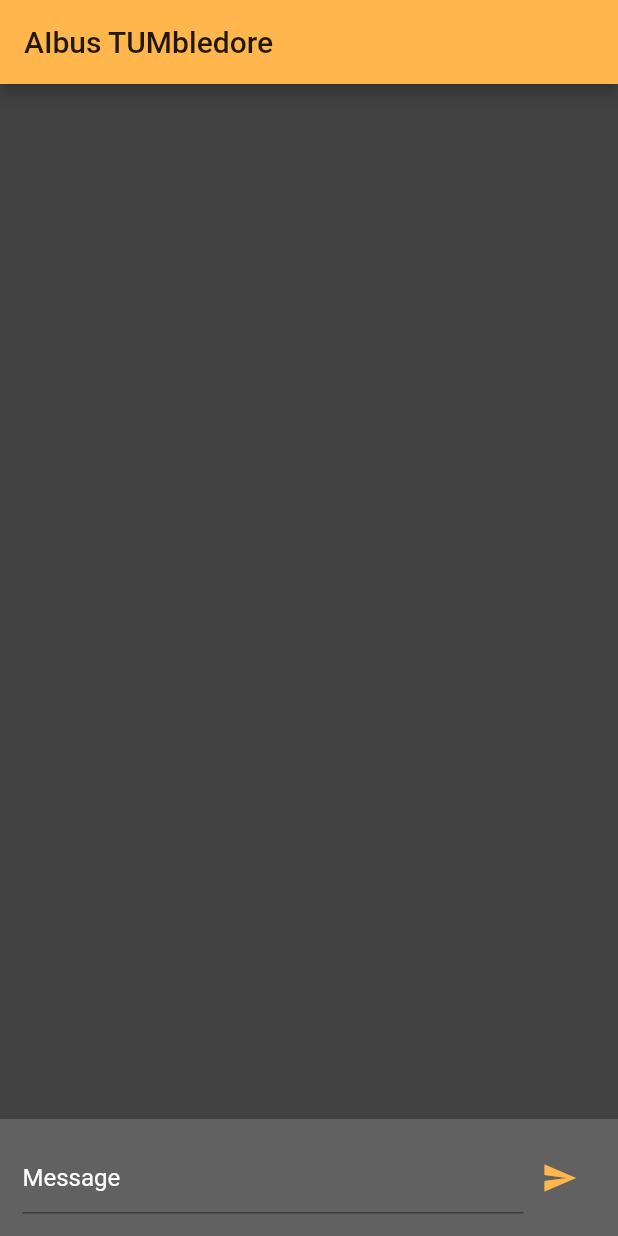
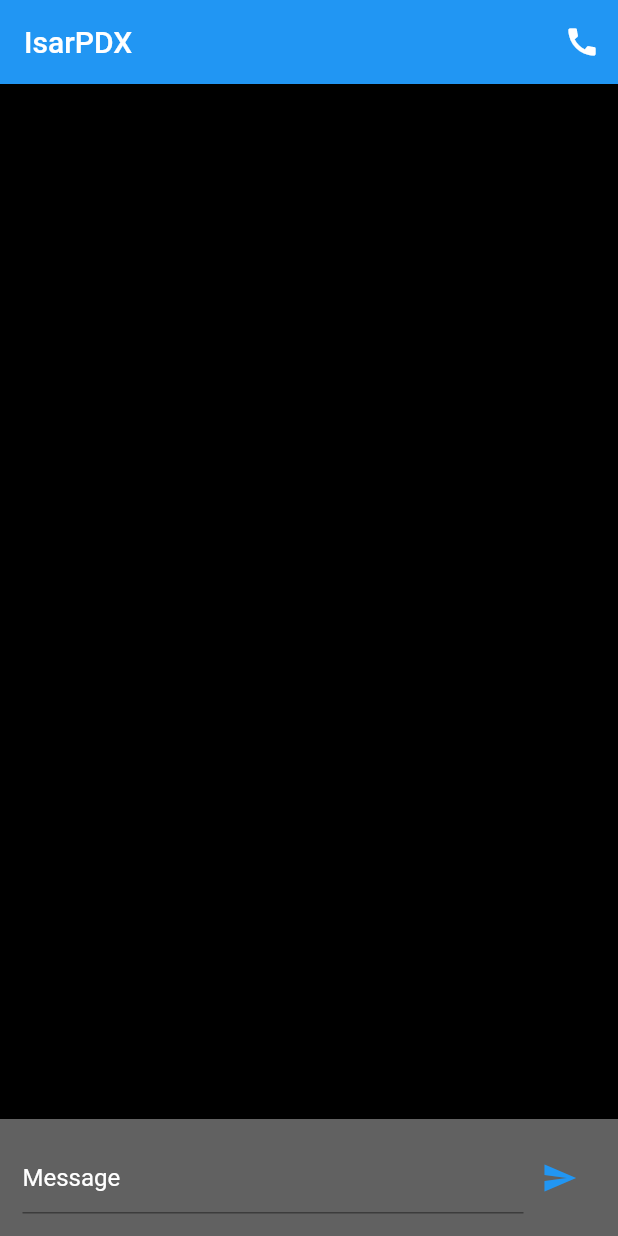
Before and after one commit to daniel-cuturilo/IsarPDx, a Flutter app: the screen it shows after launch, after a tap on the "send" icon, on a phone screen of 412 x 824 dp. Run offline on Flutter 3.47's test engine with Material 2 defaults, Android fonts, the phone set to English and light mode, and no system bars; our stand-ins replace bubble; missing offline and left inert: swipe_stack.

Commit message:
initial commit

```diff
--- a/tumbledore/lib/main.dart
+++ b/tumbledore/lib/main.dart
@@ -1,5 +1,4 @@
 import 'dart:convert';
-import 'dart:io';
 
 import 'package:bubble/bubble.dart';
 import 'package:flutter/material.dart';
@@ -17,17 +16,18 @@ class MyApp extends StatelessWidget {
   Widget build(BuildContext context) {
     /// Global widget for our app
     return MaterialApp(
-      title: 'Flutter Demo',
+      title: 'IsarPDX',
+
       debugShowCheckedModeBanner: false,
 
       /// Our custom theme colors
       theme: ThemeData(
-        primaryColor: Colors.orange.shade300,
-        scaffoldBackgroundColor: Colors.grey.shade800,
+        primaryColor: Colors.blue,
+        scaffoldBackgroundColor: Colors.black,
       ),
 
       /// The main page
-      home: MyHomePage(title: 'AIbus TUMbledore'),
+      home: MyHomePage(title: 'IsarPDX'),
     );
   }
 }
@@ -85,6 +85,68 @@ class _MyHomePageState extends State<MyHomePage> {
         "Human: $message\n"
         "AI:";
 
+//     ///shruti code
+// // This is the API request for Semantic Search
+
+// // This variable will hold the sections of the documentation.
+// // In this example the text in the textarea above will be imported and
+// // divided into an array using the "###" tag as the split indicator.
+// var documents;
+
+// // This variable will hold the scores for each section returned by the Semantic Search API
+// var scores;
+// var inputQuestion;
+
+// function apiScore(){
+
+//     // This splits the text in the textarea into a list of text blocks and removes surrounding white space
+//     documents = inputDocuments.value.split("###").map(Function.prototype.call, String.prototype.trim);
+
+//     // Clear the textarea
+//     inputDocuments.value = "";
+
+//     // The engine to use for Semantic Search
+//     var selectedEngine = "babbage";
+
+//     // The information we're sending to the API: An array of documents and the question as the query
+//     var _data = {
+//                     "documents": documents,
+//                     "query": inputQuestion.value
+//                 };
+
+//     // The header for the request
+//     var _headers = {
+//         'Content-Type': 'application/json',
+//         'Accept': 'application/json',
+//         'Authorization': `Bearer ${apiKeyInput.value}`
+//     };
+
+//     // Our jquery request
+//     $.ajax({
+//     type:'POST',
+//     url: `https://api.openai.com/v1/engines/${selectedEngine}/search`,
+//     dataType:'JSON',
+//     headers: _headers,
+//     data: JSON.stringify(_data),
+//         success:function(result){
+
+//             // Assigning the result data to the scores variable to be used later
+//             scores = result.data;
+
+//             // Displaying the results in the document textarea
+//             result.data.forEach(element => {
+//                 var _doc = documents[element.document];
+//                 var _score = "Document: " + element.document + "\nScore: " + element.score + "\n----------------\n" + _doc + "\n\n";
+//                 inputDocuments.value += _score;
+//             });
+
+//         }
+//     });
+
+//     }
+
+// }
+
     /// Make the api request to OpenAI
     /// See available api parameters here: https://beta.openai.com/docs/api-reference/completions/create
     var result = await http.post(
@@ -97,7 +159,7 @@ class _MyHomePageState extends State<MyHomePage> {
       body: jsonEncode({
         "prompt": prompt,
         "max_tokens": 100,
-        "temperature": 0,
+        "temperature": 0.7,
         "top_p": 1,
         "stop": "\n",
       }),
@@ -121,6 +183,15 @@ class _MyHomePageState extends State<MyHomePage> {
       /// The top app bar with title
       appBar: AppBar(
         title: Text(widget.title),
+        actions: <Widget>[
+          IconButton(
+            icon: Icon(
+              Icons.call,
+              color: Colors.white,
+            ),
+            onPressed: () {},
+          )
+        ],
       ),
       body: Column(
         children: [
@@ -128,13 +199,19 @@ class _MyHomePageState extends State<MyHomePage> {
           Expanded(
             child: ListView(
               padding: const EdgeInsets.all(20.0),
-              reverse: true, // makes it 'stick' to the bottom when sending new messages
+              reverse:
+                  true, // makes it 'stick' to the bottom when sending new messages
               children: messages.reversed.map((message) {
                 return Bubble(
                   child: Text(message.text),
-                  color: message.byMe ? Colors.orange.shade300 : Colors.grey.shade300,
-                  nip: message.byMe ? BubbleNip.rightBottom : BubbleNip.leftBottom,
-                  alignment: message.byMe ? Alignment.topRight : Alignment.topLeft,
+                  color: message.byMe
+                      ? Colors.orange.shade300
+                      : Colors.grey.shade300,
+                  nip: message.byMe
+                      ? BubbleNip.rightBottom
+                      : BubbleNip.leftBottom,
+                  alignment:
+                      message.byMe ? Alignment.topRight : Alignment.topLeft,
                   margin: BubbleEdges.symmetric(vertical: 5),
                 );
               }).toList(),
--- a/tumbledore/pubspec.yaml
+++ b/tumbledore/pubspec.yaml
@@ -21,6 +21,8 @@ environment:
   sdk: ">=2.7.0 <3.0.0"
 
 dependencies:
+  audio_recorder:
+  speech_to_text:
   flutter:
     sdk: flutter
   bubble: ^1.2.1
```
Also changed, not shown: tumbledore/pubspec.lock, 2 other files.
